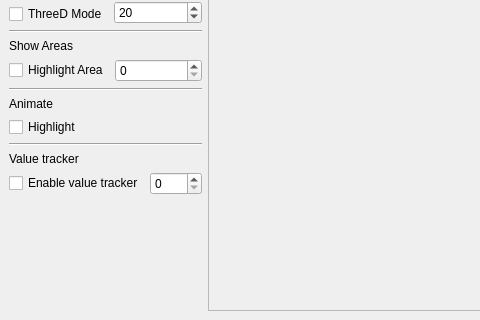
Qt form examples/Lines/Advanced/mainwindow.ui (KDAB/KDChart) before a commit; both pictures show x 0 to 480 and y 120 to 440 of the 692 by 440 pixel window.
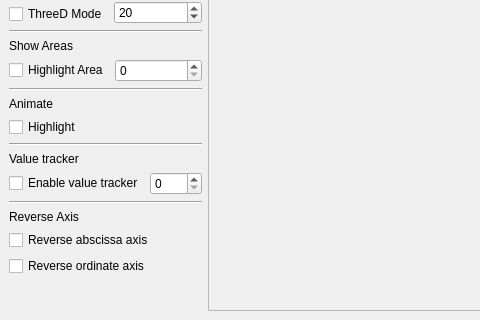
The same form after that commit. Icons and pictures are not drawn.

Commit message: Implemented reverse axis, fixes #2287 - Values optionally decreasing.

Patch:
```diff
--- a/examples/Lines/Advanced/mainwindow.ui
+++ b/examples/Lines/Advanced/mainwindow.ui
@@ -285,6 +285,44 @@
        </item>
       </layout>
      </item>
+     <item>
+      <widget class="Line" name="line_6" >
+       <property name="orientation" >
+        <enum>Qt::Horizontal</enum>
+       </property>
+      </widget>
+     </item>
+     <item>
+      <layout class="QVBoxLayout" >
+       <property name="margin" >
+        <number>0</number>
+       </property>
+       <property name="spacing" >
+        <number>6</number>
+       </property>
+       <item>
+        <widget class="QLabel" name="reverseLB" >
+         <property name="text" >
+          <string>Reverse Axis</string>
+         </property>
+        </widget>
+       </item>
+       <item>
+        <widget class="QCheckBox" name="reverseHorizontalCB" >
+         <property name="text" >
+          <string>Reverse abscissa axis</string>
+         </property>
+        </widget>
+       </item>
+       <item>
+        <widget class="QCheckBox" name="reverseVerticalCB" >
+         <property name="text" >
+          <string>Reverse ordinate axis</string>
+         </property>
+        </widget>
+       </item>
+      </layout>
+     </item>
      <item>
       <spacer>
        <property name="orientation" >
```
The commit also changes 5 other files.
